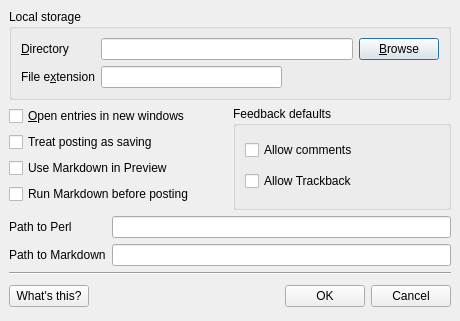
This is PrefsForm41.ui in IndigoJo/qtm-1.x as Qt 5 draws it before an edit. The edited form follows.
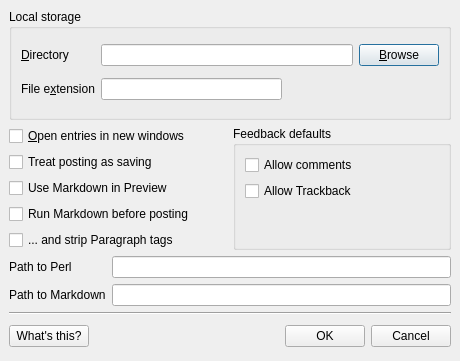
This is the edited form.

What changed in the file:
```diff
--- a/PrefsForm41.ui
+++ b/PrefsForm41.ui
@@ -6,7 +6,7 @@
     <x>0</x>
     <y>0</y>
     <width>460</width>
-    <height>309</height>
+    <height>361</height>
    </rect>
   </property>
   <property name="windowTitle" >
@@ -141,6 +141,19 @@
           </property>
          </widget>
         </item>
+        <item>
+         <spacer name="verticalSpacer" >
+          <property name="orientation" >
+           <enum>Qt::Vertical</enum>
+          </property>
+          <property name="sizeHint" stdset="0" >
+           <size>
+            <width>20</width>
+            <height>40</height>
+           </size>
+          </property>
+         </spacer>
+        </item>
        </layout>
       </widget>
      </item>
@@ -154,6 +167,16 @@
        </property>
       </widget>
      </item>
+     <item row="4" column="0" >
+      <widget class="QCheckBox" name="chStripParaTags" >
+       <property name="whatsThis" >
+        <string>Strip out paragraph tags (&lt;p>) between running Markdown and posting the entry.  Use this if your blogging system converts line breaks automatically.</string>
+       </property>
+       <property name="text" >
+        <string>... and strip Paragraph tags</string>
+       </property>
+      </widget>
+     </item>
     </layout>
    </item>
    <item>
```
